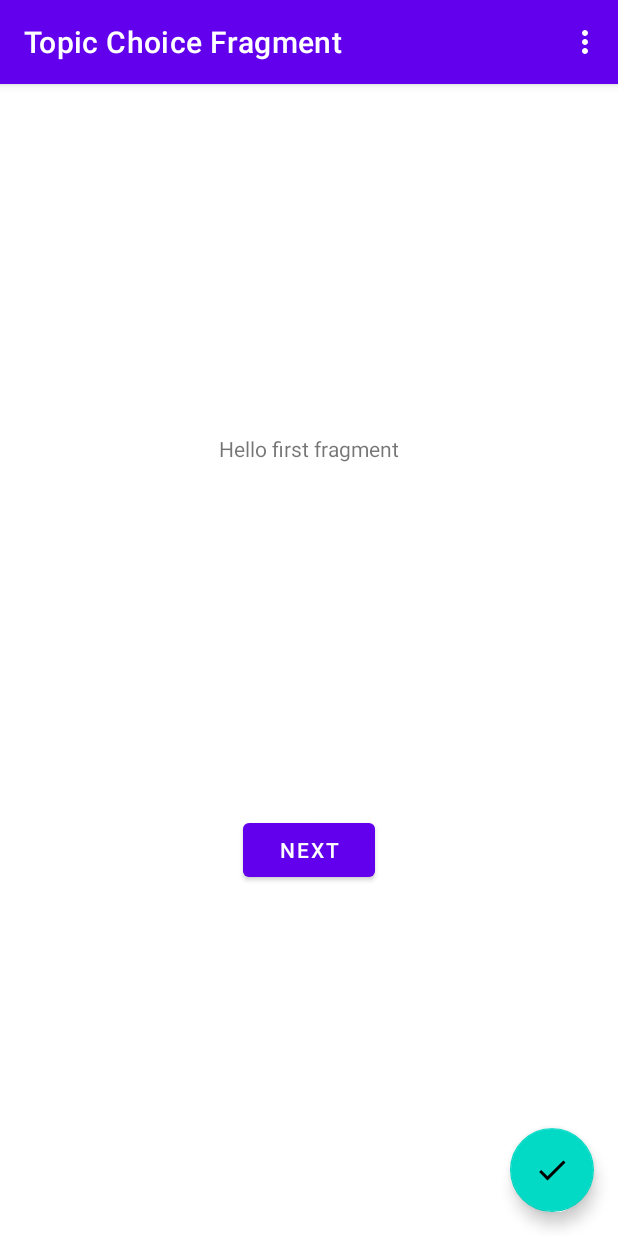
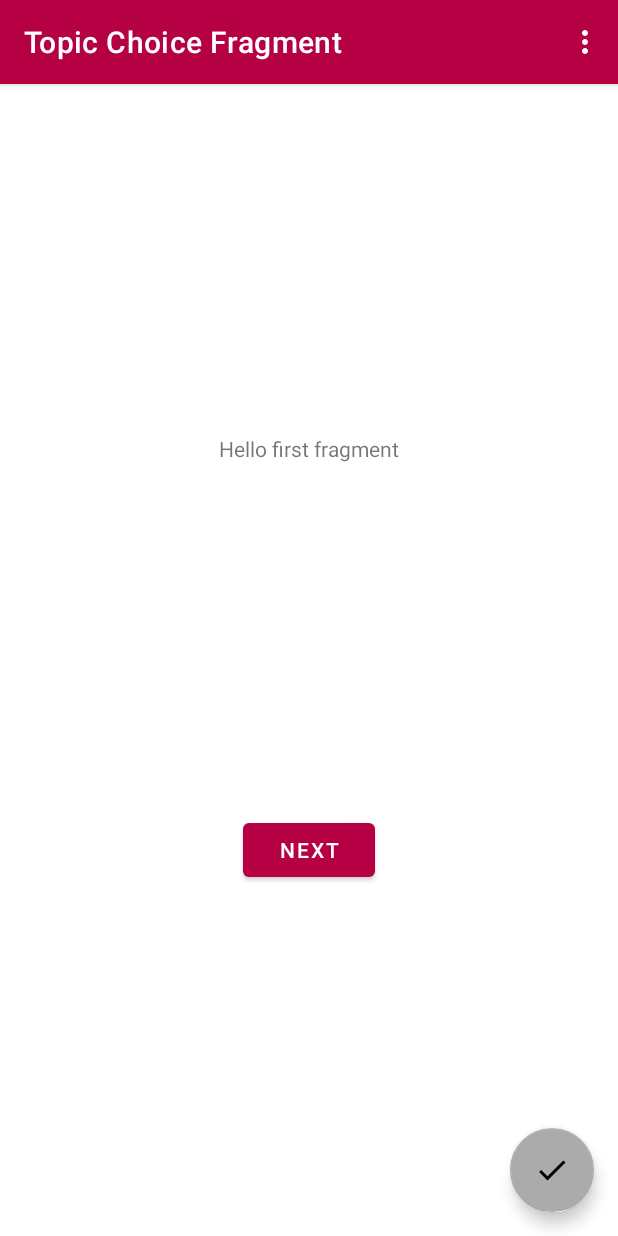
Before and after one commit to leoruland/infovis-app, an Android app: the screen it shows after launch (MainActivity), on a phone screen of 412 x 824 dp. Run offline under Robolectric (Android 15) with nearby library versions, the phone set to English and light mode, and no system bars; our stand-ins replace navigation-ui.

Commit message:
Update colors

```diff
--- a/app/src/main/res/values-night/themes.xml
+++ b/app/src/main/res/values-night/themes.xml
@@ -2,12 +2,12 @@
     <!-- Base application theme. -->
     <style name="Theme.Infovisapp" parent="Theme.MaterialComponents.DayNight.DarkActionBar">
         <!-- Primary brand color. -->
-        <item name="colorPrimary">@color/purple_200</item>
-        <item name="colorPrimaryVariant">@color/purple_700</item>
+        <item name="colorPrimary">@color/pantone_201</item>
+        <item name="colorPrimaryVariant">@color/pantone_1955</item>
         <item name="colorOnPrimary">@color/black</item>
         <!-- Secondary brand color. -->
-        <item name="colorSecondary">@color/teal_200</item>
-        <item name="colorSecondaryVariant">@color/teal_200</item>
+        <item name="colorSecondary">@color/pantone_422</item>
+        <item name="colorSecondaryVariant">@color/pantone_423</item>
         <item name="colorOnSecondary">@color/black</item>
         <!-- Status bar color. -->
         <item name="android:statusBarColor" tools:targetApi="l">?attr/colorPrimaryVariant</item>
--- a/app/src/main/res/values/colors.xml
+++ b/app/src/main/res/values/colors.xml
@@ -1,10 +1,12 @@
 <?xml version="1.0" encoding="utf-8"?>
 <resources>
-    <color name="purple_200">#FFBB86FC</color>
-    <color name="purple_500">#FF6200EE</color>
-    <color name="purple_700">#FF3700B3</color>
-    <color name="teal_200">#FF03DAC5</color>
-    <color name="teal_700">#FF018786</color>
+    <color name="pantone_1955">#A10040</color>
+    <color name="pantone_201">#B50043</color>
+
+    <color name="pantone_422">#ABABAB</color>
+    <color name="pantone_423">#8F8F8F</color>
+    <color name="pantone_424">#636363</color>
+
     <color name="black">#FF000000</color>
     <color name="white">#FFFFFFFF</color>
 </resources>
--- a/app/src/main/res/values/themes.xml
+++ b/app/src/main/res/values/themes.xml
@@ -2,12 +2,12 @@
     <!-- Base application theme. -->
     <style name="Theme.Infovisapp" parent="Theme.MaterialComponents.DayNight.DarkActionBar">
         <!-- Primary brand color. -->
-        <item name="colorPrimary">@color/purple_500</item>
-        <item name="colorPrimaryVariant">@color/purple_700</item>
+        <item name="colorPrimary">@color/pantone_201</item>
+        <item name="colorPrimaryVariant">@color/pantone_1955</item>
         <item name="colorOnPrimary">@color/white</item>
         <!-- Secondary brand color. -->
-        <item name="colorSecondary">@color/teal_200</item>
-        <item name="colorSecondaryVariant">@color/teal_700</item>
+        <item name="colorSecondary">@color/pantone_422</item>
+        <item name="colorSecondaryVariant">@color/pantone_424</item>
         <item name="colorOnSecondary">@color/black</item>
         <!-- Status bar color. -->
         <item name="android:statusBarColor" tools:targetApi="l">?attr/colorPrimaryVariant</item>
```
